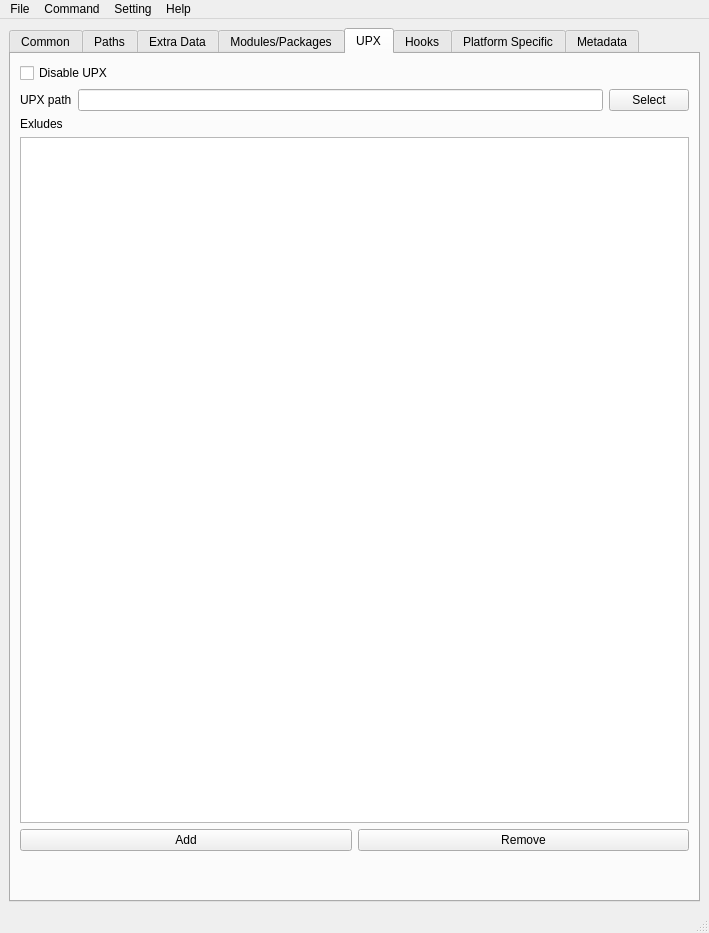
The window that ui/design/main.ui (zimolab/PyInstallerGUI) describes before a commit, drawn with Qt 5.
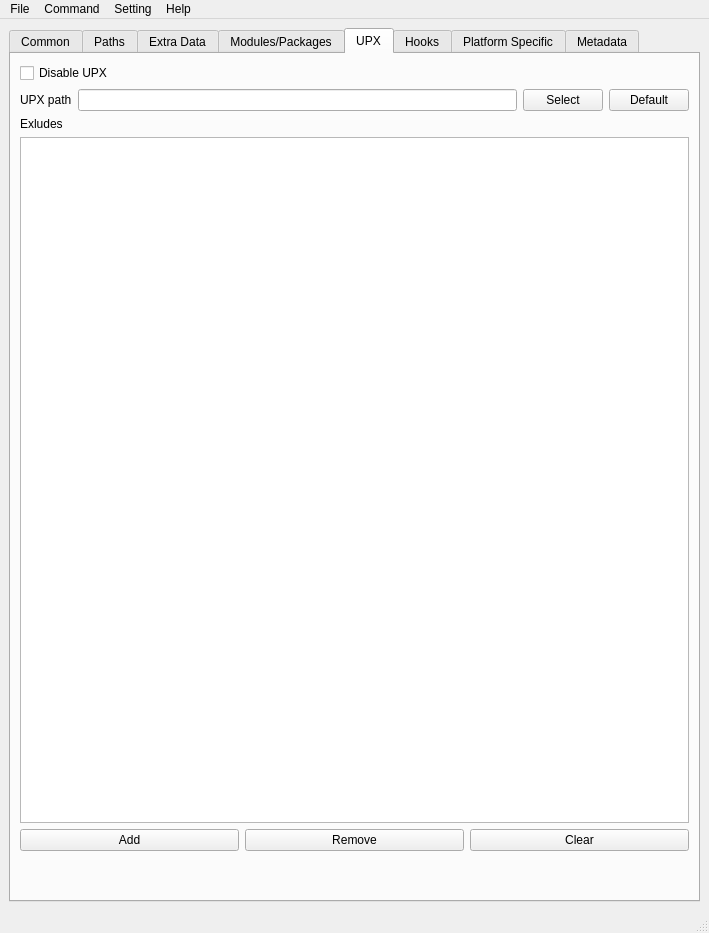
The same window after the commit. The open tabs and pages were chosen to show the change. Custom widgets are drawn as their Qt base class.

Commit message: 添加两个UPX选项界面以及select_upx_excludes.ui文件

The edit to the form file:
```diff
--- a/ui/design/main.ui
+++ b/ui/design/main.ui
@@ -946,6 +946,13 @@
             </property>
            </widget>
           </item>
+          <item>
+           <widget class="QPushButton" name="defaultUPXPathButton">
+            <property name="text">
+             <string>Default</string>
+            </property>
+           </widget>
+          </item>
          </layout>
         </item>
         <item>
@@ -979,6 +986,13 @@
               </property>
              </widget>
             </item>
+            <item>
+             <widget class="QPushButton" name="clearUPXExcludesButton">
+              <property name="text">
+               <string>Clear</string>
+              </property>
+             </widget>
+            </item>
            </layout>
           </item>
          </layout>
```
Left out of the diff: 2 changed lines with no effect on the pictures. The commit also changes 6 other files.
